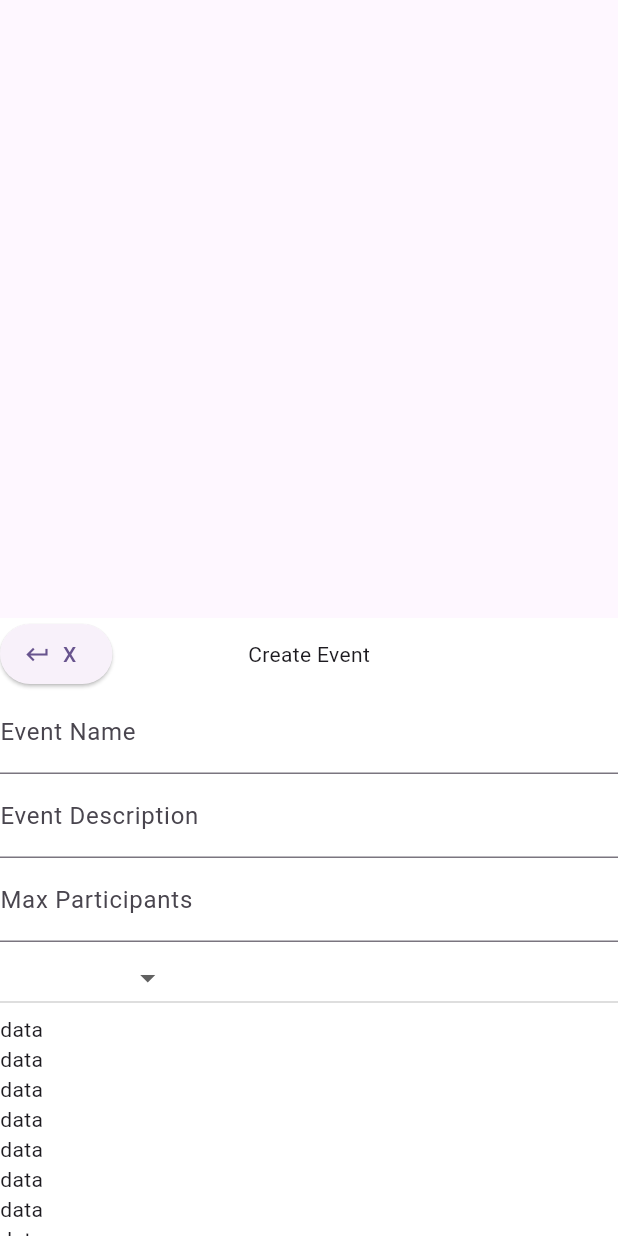
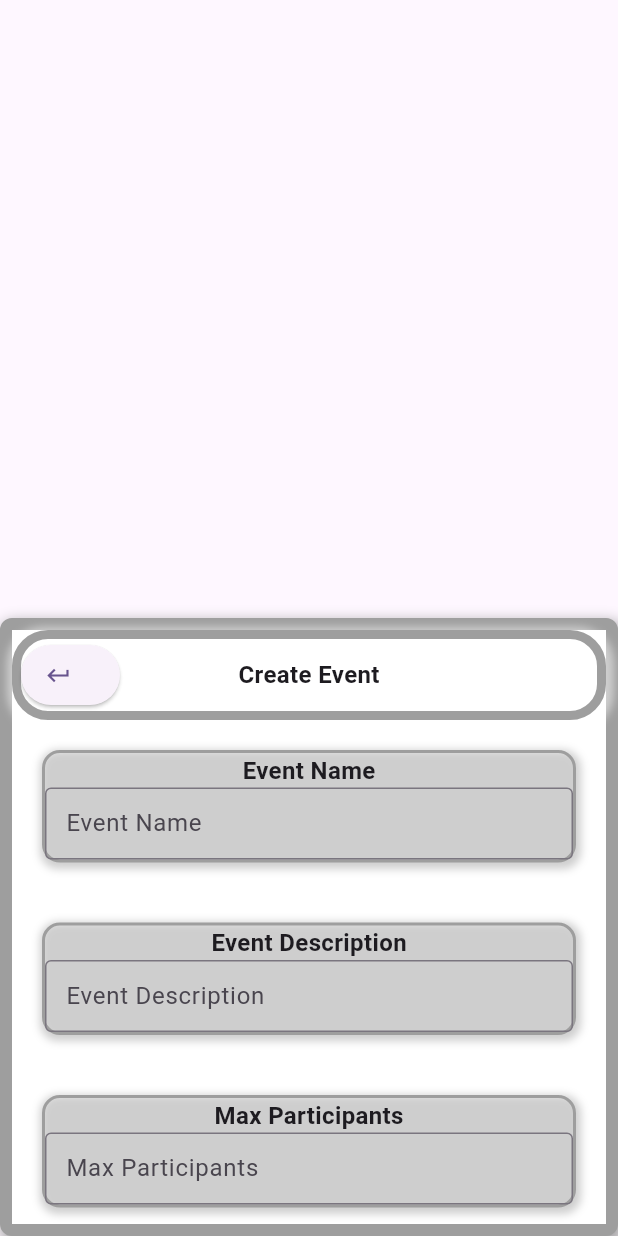
Before and after one commit to Wysepka/SportM8s, a Flutter app: the MapCreateEventPanel widget shown alone on an empty page, opened directly with empty values, on a phone screen of 412 x 824 dp. Run offline on Flutter 3.47's test engine with Material 3 defaults, Android fonts, the phone set to English and light mode, and no system bars; our stand-ins replace firebase_auth, firebase_core, flutter_html, flutter_map, flutter_riverpod, google_sign_in and 4 more; missing offline and left inert: dart:ffi; accounts and stored records are empty; generated files the repository leaves out were written again; network calls fail.

Commit message:
Tweaked CreateEvent sheet to some colors, added backend support for Dropdown buttons, done frontend nearly done

```diff
--- a/TODO.txt
+++ b/TODO.txt
@@ -8,6 +8,7 @@
 8. Check app code styling with Cursor
 9. Check navigation between sites, and replace pushReplacementNamed with pushNamed
 10. ListTile can have a onTap method instead of inserting Button in it
+11. Replace in MapCreateEvent text input values with seperate class widget
 
 CREDITS
 1. https://unblast.com/12-free-sport-icons-ai-sketch ai icons give credtis
--- a/lib/core/utility/sport_utility.dart
+++ b/lib/core/utility/sport_utility.dart
@@ -164,14 +164,20 @@ class SportEventUtils {
   }
 
   //TODO Add localisation
-  static DropdownButton<String> getSportTypeDropdownButton(Function(String?)? onChanged){
+  static DropdownButton<String> getSportTypeDropdownButton(Function(String?)? onChanged , String Function() getValue , double iconSize){
     return DropdownButton<String>(
+      value: getValue(),
+      alignment: Alignment.center,
       items: [
+        DropdownMenuItem(
+          value: "Invalid",
+          child: Text("Select sport"),
+        ),
         DropdownMenuItem(
             value: "Soccer",
             child: Row(
               children: [
-                getTransparentIconBasedOnSportEventType(SportEventType.Soccer , 10, 10),
+                getTransparentIconBasedOnSportEventType(SportEventType.Soccer , iconSize, iconSize),
                 Text("Soccer")
               ],
             )
@@ -180,7 +186,7 @@ class SportEventUtils {
             value: "Volleyball",
             child: Row(
               children: [
-                getTransparentIconBasedOnSportEventType(SportEventType.Volleyball , 10, 10),
+                getTransparentIconBasedOnSportEventType(SportEventType.Volleyball , iconSize, iconSize),
                 Text("Volleyball")
               ],
             )
@@ -189,8 +195,35 @@ class SportEventUtils {
             value: "Basketball",
             child: Row(
               children: [
-                getTransparentIconBasedOnSportEventType(SportEventType.Basketball , 10, 10),
+                getTransparentIconBasedOnSportEventType(SportEventType.Basketball , iconSize, iconSize),
                 Text("Basketball")
+              ],
+            )
+        ),
+        DropdownMenuItem(
+            value: "Tennis",
+            child: Row(
+              children: [
+                getTransparentIconBasedOnSportEventType(SportEventType.Tennis , iconSize, iconSize),
+                Text("Tennis")
+              ],
+            )
+        ),
+        DropdownMenuItem(
+            value: "Running",
+            child: Row(
+              children: [
+                getTransparentIconBasedOnSportEventType(SportEventType.Running , iconSize, iconSize),
+                Text("Running")
+              ],
+            )
+        ),
+        DropdownMenuItem(
+            value: "Cycling",
+            child: Row(
+              children: [
+                getTransparentIconBasedOnSportEventType(SportEventType.Cycling, iconSize, iconSize),
+                Text("Cycling")
               ],
             )
         ),
--- a/lib/events/map_create_event.dart
+++ b/lib/events/map_create_event.dart
@@ -2,6 +2,7 @@
 
 import 'package:flutter/cupertino.dart';
 import 'package:flutter/material.dart';
+import 'package:sportm8s/core/enums/enums_container.dart';
 import 'package:sportm8s/core/utility/sport_utility.dart';
 
 import '../map/models/map_event_data.dart';
@@ -21,6 +22,30 @@ class _MapCreateEventPanel extends State<MapCreateEventPanel>{
   TextEditingController eventDescriptionController = TextEditingController();
   TextEditingController eventMaxParticipantsController = TextEditingController();
 
+  String eventNameValue = "EventName";
+  String eventDescriptionValue = "EventDescription";
+  String maxParticipantsStringValue = "MaxParticipants";
+  int maxParticipantsValue = 0;
+  SportEventType sportEventTypeValue = SportEventType.Invalid;
+
+  @override
+  void initState() {
+    // TODO: implement initState
+    super.initState();
+    eventNameController.addListener(_onEventNameChanged);
+    eventDescriptionController.addListener(_onEventDescriptionChanged);
+    eventMaxParticipantsController.addListener(_onEventMaxParticipantsChanged);
+  }
+
+  @override
+  void dispose() {
+    // TODO: implement dispose
+    super.dispose();
+    eventNameController.removeListener(_onEventNameChanged);
+    eventDescriptionController.removeListener(_onEventDescriptionChanged);
+    eventMaxParticipantsController.removeListener(_onEventMaxParticipantsChanged);
+  }
+
   @override
   Widget build(BuildContext context) {
     // TODO: implement build
@@ -31,50 +56,232 @@ class _MapCreateEventPanel extends State<MapCreateEventPanel>{
         builder: (context, scrollController) {
           return Container(
             decoration: BoxDecoration(
-                color: Colors.white
+                borderRadius: BorderRadius.circular(8),
+                border: Border.all(
+                  color: Colors.grey,
+                  width: 8,
+                ),
+                color: Colors.white,
+                boxShadow:[ BoxShadow(
+                  color: Colors.grey, // shadow color
+                  blurRadius: 8,                         // softens the shadow
+                  spreadRadius: 1,                       // extends the shadow
+                  offset: Offset(2, 4),                  // moves shadow right & down
+              ),]
             ),
             child: Column(
                 children: [
                   Stack(
                     alignment: AlignmentDirectional.center,
                     children: [
-                      Align(
+                      Container(
+                        decoration: BoxDecoration(
+                          boxShadow:[ BoxShadow(
+                            color: Colors.white.withOpacity(0.5), // shadow color
+                            blurRadius: 4,                         // softens the shadow
+                            spreadRadius: 4,                       // extends the shadow
+                            offset: Offset(1, 2),                  // moves shadow right & down
+                          ),],
+                          borderRadius:BorderRadius.circular(24),
+                          border: Border.all(
+                            color: Colors.grey,
+                            width: 6
+                          )
+                        ),
+
+                        child: Align(
+                          //widthFactor: 0.1,
                           alignment: Alignment.centerLeft,
                           child: ElevatedButton.icon(
                             icon: Icon(Icons.keyboard_return),
                             onPressed: _onDismissCreateEvent,
-                          label: Text("X"),
+                            label: Text(
+                              '',
+                              style: TextStyle(
+                                fontSize: 12,
+                                fontWeight: FontWeight.bold,
+                              ),),
                             //TODO add localisation
                           ),
                         ),
-                      Text("Create Event")
+                      ),
+                      Container(
+                          /*
+                          decoration: BoxDecoration(
+                              borderRadius:BorderRadius.circular(12),
+                              border: Border.all(
+                                  color: Colors.grey,
+                                  width: 6
+                              ),
+                              color: Colors.white24
+                          ),
+
+                           */
+                          child: Text(
+                              "Create Event",
+                              style: TextStyle(
+                                fontSize: 16,
+                                fontWeight: FontWeight.bold,
+                              ),
+                          )
+                      )
                     ],
                   ),
                   Expanded(
                     child: ListView(
                       children: [
+                        Container(
+                          margin: EdgeInsets.all(20),
+                          decoration: BoxDecoration(
+                            borderRadius: BorderRadius.circular(12),
+                            border: Border.all(
+                                color: Colors.grey ,
+                                width: 2),
+                            boxShadow:[ BoxShadow(
+                              color: Colors.grey.withOpacity(0.5), // shadow color
+                              blurRadius: 4,                         // softens the shadow
+                              spreadRadius: 2,                       // extends the shadow
+                              offset: Offset(1, 2),                  // moves shadow right & down
+                            ),],
+                          ),
+                          child: Column(
+                            children: [
+                              Text(
+                                "Event Name",
+                                style: TextStyle(
+                                  fontSize: 16,
+                                  fontWeight: FontWeight.bold,
+                                ),
+                              ),
                               TextField(
+                                textAlign: TextAlign.center,
                                 controller: eventNameController,
                                 decoration: InputDecoration(
-                            label: Text("Event Name")
+                                  label: Text(eventNameController.text.isNotEmpty ? "" : "Event Name"),
+                                  contentPadding: EdgeInsets.only(
+                                    left: 10,
+                                    right: 10,
+                                    top: 0,
+                                    bottom: 5,
+                                  ),
+                                  border: OutlineInputBorder(),
                                 ),
                                 keyboardType: TextInputType.text,
                               ),
+                            ],
+                          ),
+                        ),
+                        Container(
+                          margin: EdgeInsets.all(20),
+                          decoration: BoxDecoration(
+                            borderRadius: BorderRadius.circular(12),
+                            border: Border.all(
+                              color: Colors.grey ,
+                              width: 2),
+                            boxShadow:[ BoxShadow(
+                              color: Colors.grey.withOpacity(0.5), // shadow color
+                              blurRadius: 4,                         // softens the shadow
+                              spreadRadius: 2,                       // extends the shadow
+                              offset: Offset(1, 2),                  // moves shadow right & down
+                            ),],
+                          ),
+                          child: Column(
+                            children: [
+                              Text(
+                                "Event Description",
+                                style: TextStyle(
+                                  fontSize: 16,
+                                  fontWeight: FontWeight.bold,
+                                ),
+                              ),
                               TextField(
+                                textAlign: TextAlign.center,
                                 controller: eventDescriptionController,
                                 decoration: InputDecoration(
-                            label: Text("Event Description")
+                                  label: Text(eventDescriptionController.text.isNotEmpty ? "" : "Event Description"),
+                                  contentPadding: EdgeInsets.only(
+                                    left: 10,
+                                    right: 10,
+                                    top: 5,
+                                    bottom: 15,
+                                  ),
+                                  border: OutlineInputBorder(),
                                 ),
                                 keyboardType: TextInputType.text,
                               ),
+                            ],
+                          ),
+                        ),
+                        Container(
+                          margin: EdgeInsets.all(20),
+                          decoration: BoxDecoration(
+                            borderRadius: BorderRadius.circular(12),
+                            border: Border.all(
+                              color: Colors.grey ,
+                              width: 2),
+                            boxShadow:[ BoxShadow(
+                              color: Colors.grey.withOpacity(0.5), // shadow color
+                              blurRadius: 4,                         // softens the shadow
+                              spreadRadius: 2,                       // extends the shadow
+                              offset: Offset(1, 2),                  // moves shadow right & down
+                            ),],
+                          ),
+                          child: Column(
+                            children: [
+                              Text(
+                                "Max Participants",
+                                style: TextStyle(
+                                  fontSize: 16,
+                                  fontWeight: FontWeight.bold,
+                                ),
+                              ),
                               TextField(
+                                textAlign: TextAlign.center,
                                 controller: eventMaxParticipantsController,
                                 decoration: InputDecoration(
-                              label: Text("Max Participants")
+                                    label: Text(eventMaxParticipantsController.text.isNotEmpty ? "" : "Max Participants"),
+                                    contentPadding: EdgeInsets.only(
+                                      left: 10,
+                                      right: 10,
+                                      top: 5,
+                                      bottom: 15,
+                                    ),
+                                    border: OutlineInputBorder(),
                                 ),
                                 keyboardType: TextInputType.number,
                               ),
-                        SportEventUtils.getSportTypeDropdownButton(_onDropdownSportEventTypeChanged),
+                            ],
+                          ),
+                        ),
+                        Container(
+                          margin: EdgeInsets.all(20),
+                          decoration: BoxDecoration(
+                            borderRadius: BorderRadius.circular(12),
+                            border: Border.all(
+                              color: Colors.grey ,
+                              width: 2),
+                            boxShadow:[ BoxShadow(
+                              color: Colors.grey.withOpacity(0.5), // shadow color
+                              blurRadius: 4,                         // softens the shadow
+                              spreadRadius: 2,                       // extends the shadow
+                              offset: Offset(1, 2),                  // moves shadow right & down
+                            ),],
+                          ),
+                          child:
+                            Column(
+                                children: [
+                                  Text(
+                                    "Sport Type",
+                                    style: TextStyle(
+                                      fontSize: 16,
+                                      fontWeight: FontWeight.bold,
+                                    ),
+                                  ),
+                                  SportEventUtils.getSportTypeDropdownButton(_onDropdownSportEventTypeChanged , _getSelectedSportEventType ,20)
+                                ]
+                            ),
+                        ),
+                        /*
                         Text("data"),
                         Text("data"),
                         Text("data"),
@@ -89,6 +296,8 @@ class _MapCreateEventPanel extends State<MapCreateEventPanel>{
                         Text("data"),
                         Text("data"),
                         Text("data"),
+
+                         */
                         ElevatedButton(
                             onPressed: _onAppliedCreateEvent,
                             child: Text("Submit !"))
@@ -102,6 +311,10 @@ class _MapCreateEventPanel extends State<MapCreateEventPanel>{
     );
   }
 
+  String _getSelectedSportEventType(){
+    return sportEventTypeValue.name.split('.').last;
+  }
+
   void _onDismissCreateEvent(){
     widget.onDismissClicked();
   }
@@ -112,7 +325,35 @@ class _MapCreateEventPanel extends State<MapCreateEventPanel>{
   }
 
   void _onDropdownSportEventTypeChanged(String? value){
+    if(value != null) {
+      setState(() {
+        sportEventTypeValue = SportEventType.values.firstWhere(
+                (e) => e.name.toLowerCase() == value.toLowerCase(),
+            orElse: () => SportEventType.Invalid);
+      });
+    }
+  }
+
+  void _onEventNameChanged(){
+    setState(() {
+      eventNameValue = eventNameController.text;
+    });
+  }
+
+  void _onEventDescriptionChanged(){
+    setState(() {
+      eventDescriptionValue = eventNameController.text;
+    });
+  }
+  void _onEventMaxParticipantsChanged(){
+    maxParticipantsStringValue = eventMaxParticipantsController.text;
+    int? possibleValue = int.tryParse(maxParticipantsStringValue);
+    if(possibleValue != null){
+      setState(() {
+        maxParticipantsValue = possibleValue;
+      });
+    }
+  }
+
 
 }
-
-}
```
Lines whose indentation alone changed are shown as unchanged.
